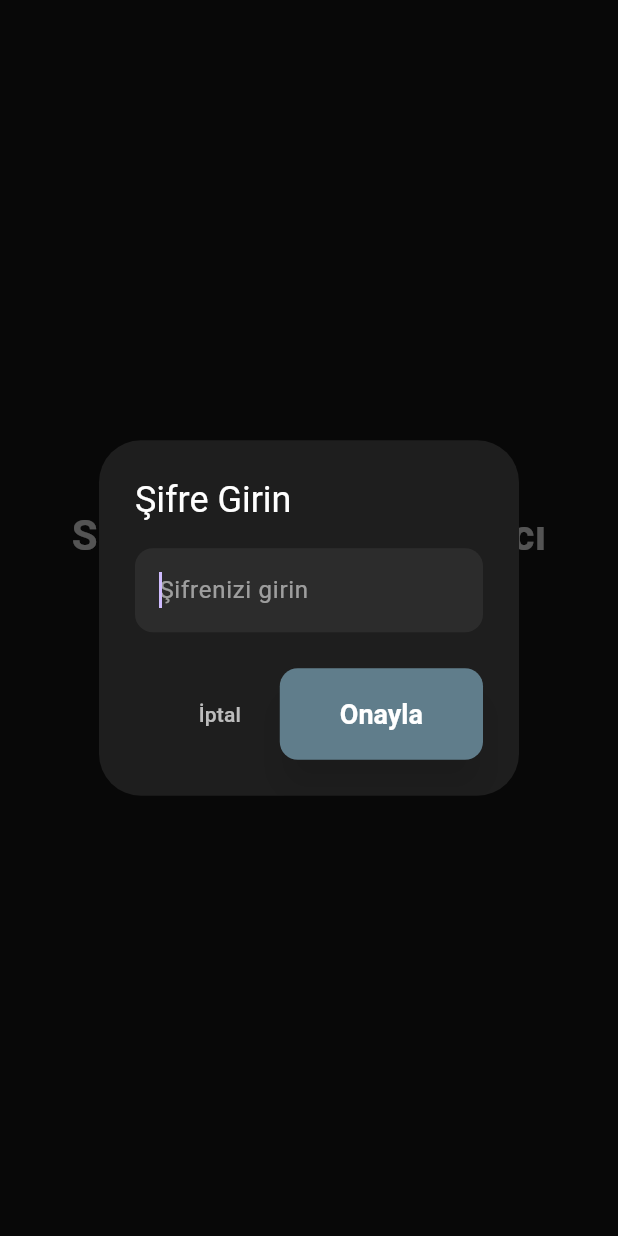
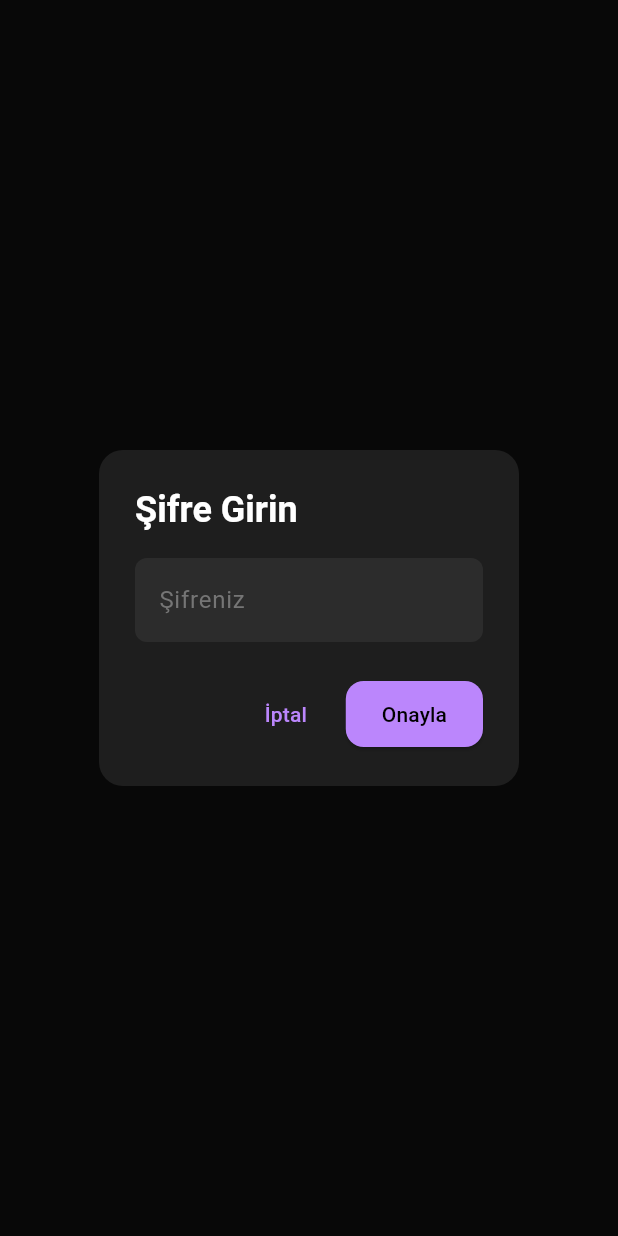
Before and after one commit to ca1ik/SIR-APP, a Flutter app: the screen it shows after launch, after a tap on "Sistemi Başlat", on a phone screen of 412 x 824 dp. Run offline on Flutter 3.47's test engine with Material 3 defaults, Android fonts, the phone set to English and light mode, and no system bars.

Commit message:
Update main.dart

```diff
--- a/sir_app/lib/main.dart
+++ b/sir_app/lib/main.dart
@@ -1,123 +1,167 @@
 import 'package:flutter/material.dart';
 import 'package:http/http.dart' as http;
-import 'dart:convert';
-import 'package:flutter/services.dart';
 
 void main() {
-  runApp(const OtomasyonUygulamasi());
+  runApp(const OtomasyonApp());
 }
 
-class OtomasyonUygulamasi extends StatelessWidget {
-  const OtomasyonUygulamasi({super.key});
+class OtomasyonApp extends StatelessWidget {
+  const OtomasyonApp({super.key});
 
   @override
   Widget build(BuildContext context) {
     return MaterialApp(
       title: 'Sistem Otomasyonu',
-      debugShowCheckedModeBanner: false,
       theme: ThemeData(
         brightness: Brightness.dark,
-        primarySwatch: Colors.blueGrey,
-        scaffoldBackgroundColor: const Color(0xFF121212), // Koyu arka plan
-        cardColor: const Color(0xFF1E1E1E), // Koyu kart rengi
+        primaryColor: const Color(0xFF1E1E1E),
+        scaffoldBackgroundColor: const Color(0xFF121212),
         textTheme: const TextTheme(
-          bodyLarge: TextStyle(color: Colors.white70),
-          bodyMedium: TextStyle(color: Colors.white70),
+          bodyLarge: TextStyle(color: Colors.white, fontSize: 16),
+          bodyMedium: TextStyle(color: Colors.white, fontSize: 14),
           titleLarge: TextStyle(
               color: Colors.white, fontSize: 24, fontWeight: FontWeight.bold),
-          titleMedium: TextStyle(
-              color: Colors.white, fontSize: 20, fontWeight: FontWeight.bold),
         ),
         elevatedButtonTheme: ElevatedButtonThemeData(
           style: ElevatedButton.styleFrom(
+            backgroundColor: const Color(0xFF6200EE),
             foregroundColor: Colors.white,
-            backgroundColor: Colors.blueGrey,
-            shape:
-                RoundedRectangleBorder(borderRadius: BorderRadius.circular(12)),
-            padding: const EdgeInsets.symmetric(horizontal: 40, vertical: 20),
-            textStyle:
-                const TextStyle(fontSize: 18, fontWeight: FontWeight.bold),
-            shadowColor: Colors.black.withOpacity(0.5),
-            elevation: 10,
+            shape: RoundedRectangleBorder(
+              borderRadius: BorderRadius.circular(12),
+            ),
+            padding: const EdgeInsets.symmetric(horizontal: 24, vertical: 12),
           ),
         ),
-        inputDecorationTheme: InputDecorationTheme(
-          filled: true,
-          fillColor: const Color(0xFF2C2C2C),
-          border: OutlineInputBorder(
-            borderRadius: BorderRadius.circular(12),
-            borderSide: BorderSide.none,
-          ),
-          hintStyle: const TextStyle(color: Colors.white54),
-        ),
       ),
-      home: const OtomasyonAnasayfasi(),
+      home: const OtomasyonSayfasi(),
     );
   }
 }
 
-class OtomasyonAnasayfasi extends StatefulWidget {
-  const OtomasyonAnasayfasi({super.key});
+class OtomasyonSayfasi extends StatefulWidget {
+  const OtomasyonSayfasi({super.key});
 
   @override
-  State<OtomasyonAnasayfasi> createState() => _OtomasyonAnasayfasiState();
+  State<OtomasyonSayfasi> createState() => _OtomasyonSayfasiState();
 }
 
-class _OtomasyonAnasayfasiState extends State<OtomasyonAnasayfasi> {
-  final TextEditingController _sifreController = TextEditingController();
-  final String _dogruSifre = 'forfuture';
-  bool _otomasyonCalisiyor = false;
+class _OtomasyonSayfasiState extends State<OtomasyonSayfasi> {
+  final String _sifre = 'forfuture';
 
-  @override
-  void initState() {
-    super.initState();
-    // Enter tuşuyla butona basma işlevi
-    HardwareKeyboard.instance.addHandler((KeyEvent event) {
-      if (event is KeyDownEvent &&
-          event.logicalKey == LogicalKeyboardKey.enter) {
-        if (!_otomasyonCalisiyor) {
-          _gosterSifrePenceresi(context);
-        }
-        return true;
-      }
-      return false;
-    });
+  Future<void> _showPasswordDialog() async {
+    final TextEditingController sifreController = TextEditingController();
+    bool sifreHatali = false;
+
+    return showDialog<void>(
+      context: context,
+      barrierDismissible: false,
+      builder: (BuildContext context) {
+        return StatefulBuilder(
+          builder: (context, setState) {
+            return AlertDialog(
+              backgroundColor: const Color(0xFF1E1E1E),
+              shape: RoundedRectangleBorder(
+                borderRadius: BorderRadius.circular(16),
+              ),
+              title: const Text(
+                'Şifre Girin',
+                style:
+                    TextStyle(color: Colors.white, fontWeight: FontWeight.bold),
+              ),
+              content: SingleChildScrollView(
+                child: ListBody(
+                  children: <Widget>[
+                    TextField(
+                      controller: sifreController,
+                      obscureText: true,
+                      style: const TextStyle(color: Colors.white),
+                      decoration: InputDecoration(
+                        filled: true,
+                        fillColor: const Color(0xFF2C2C2C),
+                        hintText: 'Şifreniz',
+                        hintStyle: TextStyle(color: Colors.grey.shade600),
+                        border: OutlineInputBorder(
+                          borderRadius: BorderRadius.circular(8),
+                          borderSide: BorderSide.none,
+                        ),
+                        errorText: sifreHatali ? 'Yanlış şifre' : null,
+                        errorStyle: const TextStyle(color: Colors.red),
+                      ),
+                      onSubmitted: (String value) async {
+                        if (value == _sifre) {
+                          _sendRequestAndClose(context);
+                        } else {
+                          setState(() {
+                            sifreHatali = true;
+                          });
+                        }
+                      },
+                    ),
+                  ],
+                ),
+              ),
+              actions: <Widget>[
+                TextButton(
+                  child: const Text('İptal',
+                      style: TextStyle(color: Color(0xFFBB86FC))),
+                  onPressed: () {
+                    Navigator.of(context).pop();
+                  },
+                ),
+                ElevatedButton(
+                  style: ElevatedButton.styleFrom(
+                    backgroundColor: const Color(0xFFBB86FC),
+                  ),
+                  child: const Text('Onayla',
+                      style: TextStyle(color: Colors.black)),
+                  onPressed: () {
+                    if (sifreController.text == _sifre) {
+                      _sendRequestAndClose(context);
+                    } else {
+                      setState(() {
+                        sifreHatali = true;
+                      });
+                    }
+                  },
+                ),
+              ],
+            );
+          },
+        );
+      },
+    );
   }
 
-  void _gosterSifrePenceresi(BuildContext context) {
+  Future<void> _sendRequestAndClose(BuildContext context) async {
+    try {
+      final response =
+          await http.post(Uri.parse('http://127.0.0.1:5000/baslat'));
+      if (response.statusCode == 200) {
+        _showSuccessDialog();
+      } else {
+        _showErrorDialog('Otomasyon başlatılırken bir hata oluştu.');
+      }
+    } catch (e) {
+      _showErrorDialog(
+          'Sunucuya bağlanılamadı. Python sunucusunun çalıştığından emin olun.');
+    }
+    // Şifre kutusunu kapat
+    Navigator.of(context).pop();
+  }
+
+  void _showSuccessDialog() {
     showDialog(
       context: context,
-      builder: (BuildContext context) {
+      builder: (context) {
         return AlertDialog(
-          backgroundColor: const Color(0xFF1E1E1E),
-          title:
-              const Text('Şifre Girin', style: TextStyle(color: Colors.white)),
-          content: TextField(
-            controller: _sifreController,
-            obscureText: true,
-            autofocus: true,
-            decoration: const InputDecoration(
-              hintText: 'Şifrenizi girin',
-            ),
-            onSubmitted: (_) {
-              _baslatOtomasyon();
-              Navigator.of(context).pop();
-            },
-          ),
+          title: const Text('Başarılı'),
+          content: const Text('Otomasyon başlatıldı.'),
           actions: [
             TextButton(
-              child:
-                  const Text('İptal', style: TextStyle(color: Colors.white70)),
               onPressed: () {
                 Navigator.of(context).pop();
               },
-            ),
-            ElevatedButton(
-              onPressed: () {
-                _baslatOtomasyon();
-                Navigator.of(context).pop();
-              },
-              child: const Text('Onayla'),
+              child: const Text('Tamam'),
             ),
           ],
         );
@@ -125,47 +169,24 @@ class _OtomasyonAnasayfasiState extends State<OtomasyonAnasayfasi> {
     );
   }
 
-  void _baslatOtomasyon() async {
-    if (_sifreController.text == _dogruSifre) {
-      setState(() {
-        _otomasyonCalisiyor = true;
-      });
-
-      const url = 'http://127.0.0.1:5000/baslat';
-      try {
-        final response = await http.post(Uri.parse(url), body: jsonEncode({}));
-        if (response.statusCode == 200) {
-          ScaffoldMessenger.of(context).showSnackBar(
-            const SnackBar(
-                content: Text('Otomasyon başlatıldı!'),
-                backgroundColor: Colors.green),
-          );
-        } else {
-          ScaffoldMessenger.of(context).showSnackBar(
-            SnackBar(
-                content: Text(
-                    'Hata: ${response.statusCode} - ${response.reasonPhrase}'),
-                backgroundColor: Colors.red),
-          );
-        }
-      } catch (e) {
-        ScaffoldMessenger.of(context).showSnackBar(
-          SnackBar(
-              content:
-                  Text('Bağlantı hatası: Sunucu çalışmıyor olabilir. Hata: $e'),
-              backgroundColor: Colors.red),
+  void _showErrorDialog(String message) {
+    showDialog(
+      context: context,
+      builder: (context) {
+        return AlertDialog(
+          title: const Text('Hata'),
+          content: Text(message),
+          actions: [
+            TextButton(
+              onPressed: () {
+                Navigator.of(context).pop();
+              },
+              child: const Text('Tamam'),
+            ),
+          ],
         );
-      } finally {
-        setState(() {
-          _otomasyonCalisiyor = false;
-        });
-      }
-    } else {
-      ScaffoldMessenger.of(context).showSnackBar(
-        const SnackBar(
-            content: Text('Hatalı şifre!'), backgroundColor: Colors.red),
-      );
-    }
+      },
+    );
   }
 
   @override
@@ -174,27 +195,19 @@ class _OtomasyonAnasayfasiState extends State<OtomasyonAnasayfasi> {
       body: Center(
         child: Column(
           mainAxisAlignment: MainAxisAlignment.center,
-          children: [
+          children: <Widget>[
             const Text(
-              'Sistem Otomasyon Aracı',
-              style: TextStyle(fontSize: 28, fontWeight: FontWeight.bold),
+              'Hoş Geldiniz',
+              style: TextStyle(fontSize: 24, fontWeight: FontWeight.bold),
             ),
-            const SizedBox(height: 50),
-            _otomasyonCalisiyor
-                ? const Column(
-                    children: [
-                      CircularProgressIndicator(color: Colors.blueGrey),
-                      SizedBox(height: 20),
-                      Text('Otomasyon başlatılıyor...',
-                          style: TextStyle(fontSize: 16)),
-                    ],
-                  )
-                : ElevatedButton(
-                    onPressed: () {
-                      _gosterSifrePenceresi(context);
-                    },
-                    child: const Text('Sistemi Başlat'),
-                  ),
+            const SizedBox(height: 48),
+            ElevatedButton(
+              onPressed: _showPasswordDialog,
+              child: const Text(
+                'Sistemi Başlat',
+                style: TextStyle(fontSize: 18),
+              ),
+            ),
           ],
         ),
       ),
```
